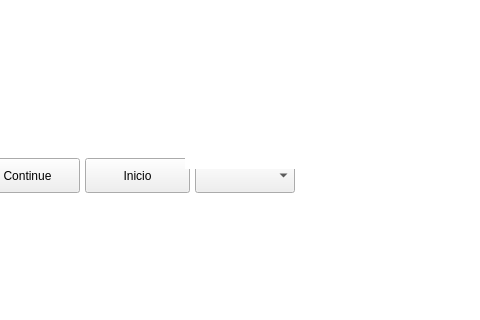
First picture: the form in ui/secwindow.ui, repository eriklemy/Detetive, before the edit; both pictures show x 625 to 1105 and y 312 to 632 of the 1366 by 768 pixel window.
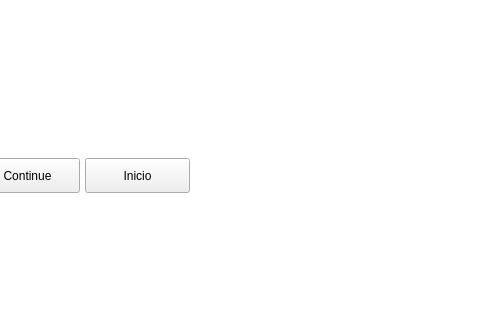
Second picture: the form after the edit.

What changed in the file:
```diff
--- a/ui/secwindow.ui
+++ b/ui/secwindow.ui
@@ -73,7 +73,7 @@
 &lt;p style=&quot; margin-top:0px; margin-bottom:0px; margin-left:0px; margin-right:0px; -qt-block-indent:0; text-indent:0px;&quot;&gt;&lt;span style=&quot; font-size:20pt; color:#ffffff;&quot;&gt;- Quero que o que é meu por direito seja retornado! &lt;/span&gt;&lt;/p&gt;
 &lt;p style=&quot; margin-top:0px; margin-bottom:0px; margin-left:0px; margin-right:0px; -qt-block-indent:0; text-indent:0px;&quot;&gt;&lt;span style=&quot; font-size:20pt; color:#ffffff;&quot;&gt;- Darei a vocês humanos até o pôr do sol para isso!&lt;/span&gt;&lt;/p&gt;
 &lt;p style=&quot; margin-top:0px; margin-bottom:0px; margin-left:0px; margin-right:0px; -qt-block-indent:0; text-indent:0px;&quot;&gt;&lt;span style=&quot; font-size:20pt; color:#ffffff;&quot;&gt;- Caso não me entreguem o que é meu irei destruir essa cidade por completo!&lt;br /&gt;&lt;/span&gt;&lt;/p&gt;
-&lt;p style=&quot; margin-top:0px; margin-bottom:0px; margin-left:0px; margin-right:0px; -qt-block-indent:0; text-indent:0px;&quot;&gt;&lt;span style=&quot; font-size:20pt; font-weight:700; text-decoration: underline; color:#ffffff;&quot;&gt;Premissa 1: O dragão foi roubado.&lt;/span&gt;&lt;/p&gt;
+&lt;p style=&quot; margin-top:0px; margin-bottom:0px; margin-left:0px; margin-right:0px; -qt-block-indent:0; text-indent:0px;&quot;&gt;&lt;span style=&quot; font-size:20pt; font-weight:700; text-decoration: underline; color:#ffffff;&quot;&gt;Premissa  -  O dragão foi roubado.&lt;/span&gt;&lt;/p&gt;
 &lt;p style=&quot; margin-top:0px; margin-bottom:0px; margin-left:0px; margin-right:0px; -qt-block-indent:0; text-indent:0px;&quot;&gt;&lt;span style=&quot; font-size:12pt; color:#ffffff;&quot;&gt;&lt;br /&gt;&lt;/span&gt;&lt;/p&gt;&lt;/body&gt;&lt;/html&gt;</string>
     </property>
    </widget>
@@ -115,39 +115,6 @@
      <string>Inicio</string>
     </property>
    </widget>
-   <widget class="QComboBox" name="comboBox_suspeitos">
-    <property name="geometry">
-     <rect>
-      <x>820</x>
-      <y>470</y>
-      <width>100</width>
-      <height>35</height>
-     </rect>
-    </property>
-   </widget>
-   <widget class="QTextBrowser" name="textSus">
-    <property name="geometry">
-     <rect>
-      <x>810</x>
-      <y>440</y>
-      <width>111</width>
-      <height>41</height>
-     </rect>
-    </property>
-    <property name="autoFillBackground">
-     <bool>false</bool>
-    </property>
-    <property name="frameShape">
-     <enum>QFrame::NoFrame</enum>
-    </property>
-    <property name="html">
-     <string>&lt;!DOCTYPE HTML PUBLIC &quot;-//W3C//DTD HTML 4.0//EN&quot; &quot;http://www.w3.org/TR/REC-html40/strict.dtd&quot;&gt;
-&lt;html&gt;&lt;head&gt;&lt;meta name=&quot;qrichtext&quot; content=&quot;1&quot; /&gt;&lt;meta charset=&quot;utf-8&quot; /&gt;&lt;style type=&quot;text/css&quot;&gt;
-p, li { white-space: pre-wrap; }
-&lt;/style&gt;&lt;/head&gt;&lt;body style=&quot; font-family:'Segoe UI'; font-size:9pt; font-weight:400; font-style:normal;&quot;&gt;
-&lt;p align=&quot;center&quot; style=&quot; margin-top:0px; margin-bottom:0px; margin-left:0px; margin-right:0px; -qt-block-indent:0; text-indent:0px;&quot;&gt;&lt;span style=&quot; font-size:14pt; font-weight:700; font-style:italic; color:#ffffff;&quot;&gt;Suspeitos&lt;/span&gt;&lt;/p&gt;&lt;/body&gt;&lt;/html&gt;</string>
-    </property>
-   </widget>
   </widget>
  </widget>
  <resources/>
```
